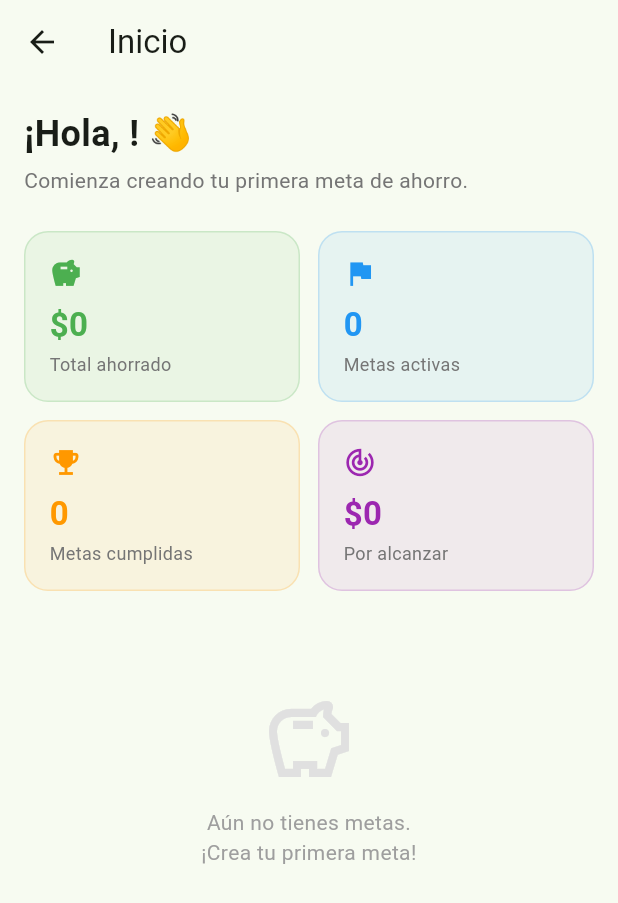
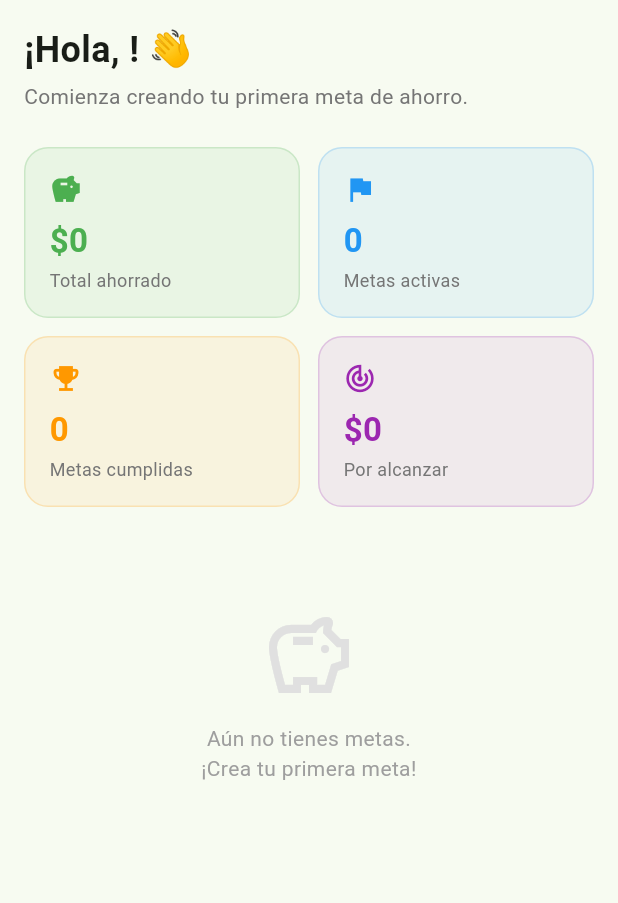
Before and after one commit to rapyy542/Proyectodegrado-app, a Flutter app: the DashboardScreen widget shown alone on an empty page, opened directly, on a phone screen of 412 x 824 dp. Shown: the top 903 px of the screen. Run offline on Flutter 3.47's test engine with Material 3 defaults, Android fonts, the light colour scheme and no system bars; our stand-ins replace cloud_firestore, firebase_auth, firebase_core, google_sign_in; accounts and stored records are empty; generated files the repository leaves out were written again.

Commit message:
no se pq salia el inicio 2 veces pwro ya

```diff
--- a/lib/screens/dashboard_screen.dart
+++ b/lib/screens/dashboard_screen.dart
@@ -10,9 +10,7 @@ class DashboardScreen extends StatelessWidget {
   Widget build(BuildContext context) {
     final user = FirebaseAuth.instance.currentUser!;
 
-    return Scaffold(
-      appBar: AppBar(title: const Text('Inicio')),
-      body: StreamBuilder<List<Goal>>(
+    return StreamBuilder<List<Goal>>(
       stream: GoalService().goalsStream(user.uid),
       builder: (context, snapshot) {
         if (snapshot.connectionState == ConnectionState.waiting) {
@@ -22,7 +20,6 @@ class DashboardScreen extends StatelessWidget {
         final allGoals = snapshot.data ?? [];
         final activeGoals = allGoals.where((g) => !g.completed).toList();
         final completedGoals = allGoals.where((g) => g.completed).toList();
-
         final totalSaved = allGoals.fold<double>(
           0,
           (sum, g) => sum + g.savedAmount,
@@ -32,7 +29,6 @@ class DashboardScreen extends StatelessWidget {
           (sum, g) => sum + g.targetAmount,
         );
 
-          // Meta más cercana a completarse
         Goal? closestGoal;
         if (activeGoals.isNotEmpty) {
           closestGoal = activeGoals.reduce(
@@ -45,7 +41,6 @@ class DashboardScreen extends StatelessWidget {
           child: Column(
             crossAxisAlignment: CrossAxisAlignment.start,
             children: [
-                // Saludo
               Text(
                 '¡Hola, ${user.displayName?.split(' ').first ?? 'usuario'}! 👋',
                 style: const TextStyle(
@@ -60,7 +55,6 @@ class DashboardScreen extends StatelessWidget {
               ),
               const SizedBox(height: 24),
 
-                // Tarjetas de resumen
               Row(
                 children: [
                   Expanded(
@@ -107,7 +101,6 @@ class DashboardScreen extends StatelessWidget {
               ),
               const SizedBox(height: 28),
 
-                // Meta más cercana
               if (closestGoal != null) ...[
                 const Text(
                   'Meta más cercana',
@@ -118,7 +111,6 @@ class DashboardScreen extends StatelessWidget {
                 const SizedBox(height: 28),
               ],
 
-                // Resumen de metas activas
               if (activeGoals.isNotEmpty) ...[
                 const Text(
                   'Resumen de metas',
@@ -151,7 +143,6 @@ class DashboardScreen extends StatelessWidget {
           ),
         );
       },
-      ),
     );
   }
 
@@ -180,9 +171,9 @@ class _SummaryCard extends StatelessWidget {
     return Container(
       padding: const EdgeInsets.all(16),
       decoration: BoxDecoration(
-        color: color.withOpacity(0.08),
+        color: color.withValues(alpha: 0.08),
         borderRadius: BorderRadius.circular(16),
-        border: Border.all(color: color.withOpacity(0.2)),
+        border: Border.all(color: color.withValues(alpha: 0.2)),
       ),
       child: Column(
         crossAxisAlignment: CrossAxisAlignment.start,
@@ -244,7 +235,7 @@ class _ClosestGoalCard extends StatelessWidget {
                   vertical: 4,
                 ),
                 decoration: BoxDecoration(
-                  color: Colors.white.withOpacity(0.25),
+                  color: Colors.white.withValues(alpha: 0.25),
                   borderRadius: BorderRadius.circular(20),
                 ),
                 child: Text(
@@ -260,7 +251,7 @@ class _ClosestGoalCard extends StatelessWidget {
           const SizedBox(height: 12),
           LinearProgressIndicator(
             value: goal.progressPercent / 100,
-            backgroundColor: Colors.white.withOpacity(0.3),
+            backgroundColor: Colors.white.withValues(alpha: 0.3),
             valueColor: const AlwaysStoppedAnimation<Color>(Colors.white),
             minHeight: 8,
             borderRadius: BorderRadius.circular(4),
@@ -269,7 +260,7 @@ class _ClosestGoalCard extends StatelessWidget {
           Text(
             '\$${goal.savedAmount.toStringAsFixed(0)} de \$${goal.targetAmount.toStringAsFixed(0)} · Para ${goal.estimatedDate}',
             style: TextStyle(
-              color: Colors.white.withOpacity(0.9),
+              color: Colors.white.withValues(alpha: 0.9),
               fontSize: 13,
             ),
           ),
--- a/lib/screens/history_screen.dart
+++ b/lib/screens/history_screen.dart
@@ -10,9 +10,7 @@ class HistoryScreen extends StatelessWidget {
   Widget build(BuildContext context) {
     final user = FirebaseAuth.instance.currentUser!;
 
-    return Scaffold(
-      appBar: AppBar(title: const Text('Historial')),
-      body: StreamBuilder<List<Goal>>(
+    return StreamBuilder<List<Goal>>(
       stream: GoalService().goalsStream(user.uid),
       builder: (context, snapshot) {
         if (snapshot.connectionState == ConnectionState.waiting) {
@@ -56,7 +54,6 @@ class HistoryScreen extends StatelessWidget {
           },
         );
       },
-      ),
     );
   }
 }
```
Also changed, not shown: lib/screens/chat_screen.dart (+58 -69 lines). Lines whose indentation alone changed are shown as unchanged.
